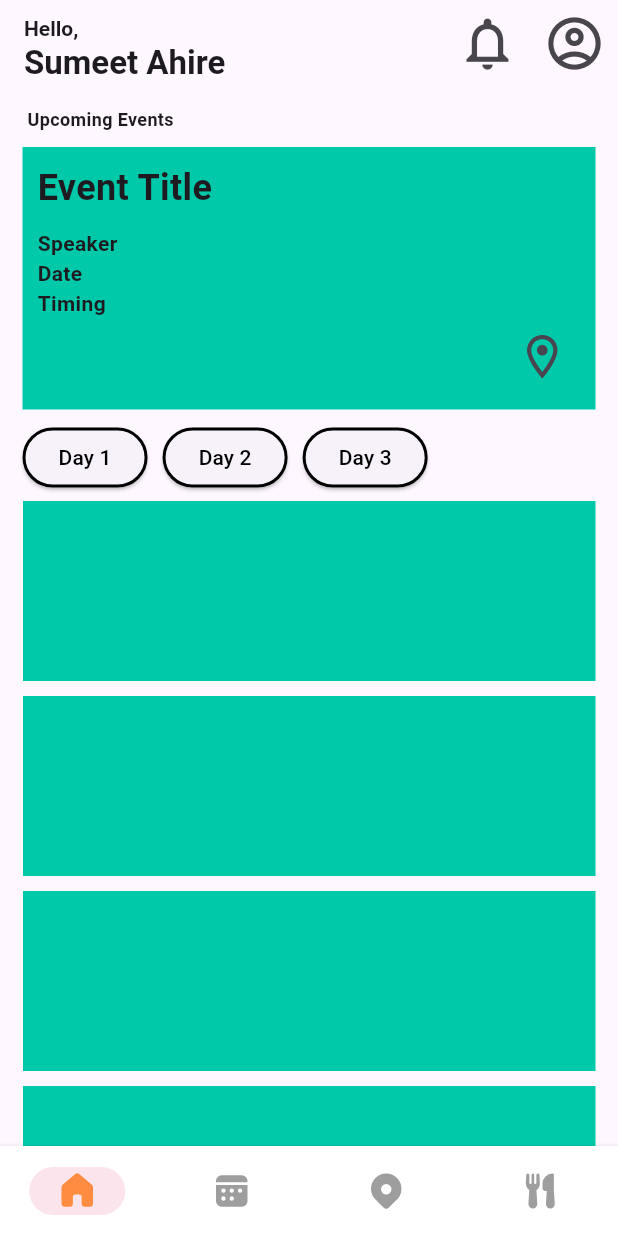
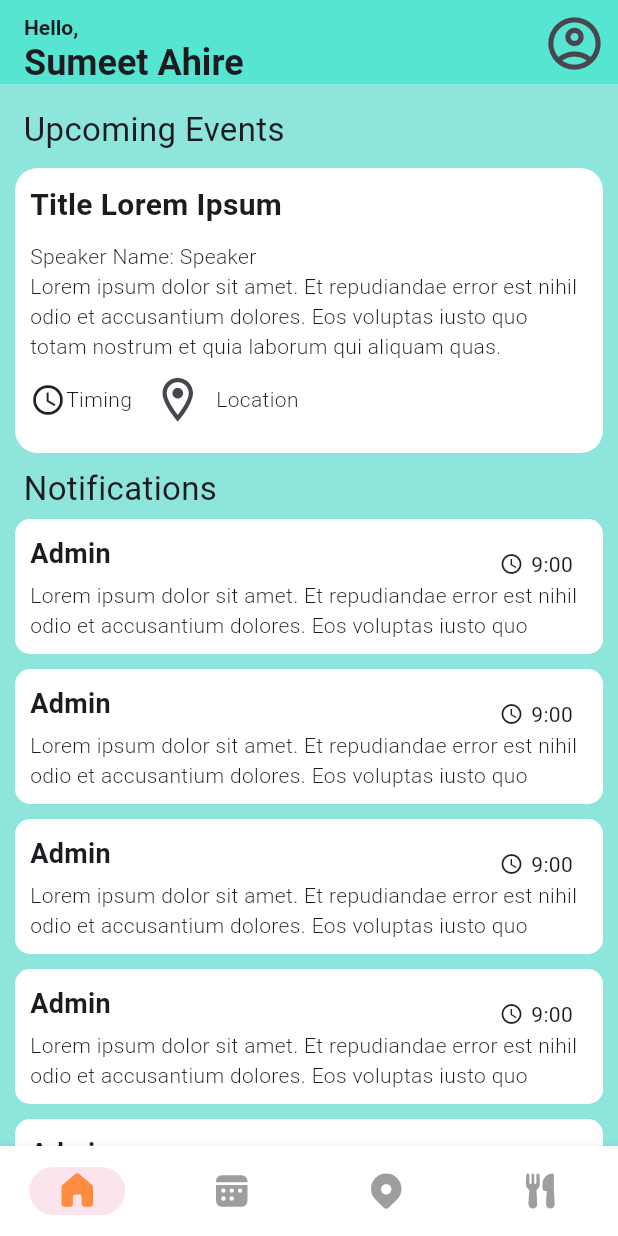
Before and after one commit to swciitg/icragee_mobile, a Flutter app: the screen it shows after launch, on a phone screen of 412 x 824 dp. Run offline on Flutter 3.47's test engine with Material 3 defaults, Android fonts, the phone set to English and light mode, and no system bars; our stand-ins replace firebase_core, firebase_messaging, fluentui_system_icons, flutter_local_notifications, go_router; accounts and stored records are empty.

Commit message:
updated the home screnn

```diff
--- a/lib/main.dart
+++ b/lib/main.dart
@@ -19,6 +19,7 @@ class MyApp extends StatelessWidget {
   @override
   Widget build(BuildContext context) {
     return MaterialApp.router(
+      debugShowCheckedModeBanner: false,
       title: 'ICRAGEE',
       routerConfig: routeConfig,
     );
--- a/lib/screens/home/home_tab.dart
+++ b/lib/screens/home/home_tab.dart
@@ -1,4 +1,5 @@
 import 'package:flutter/material.dart';
+import 'package:icragee_mobile/shared/colors.dart';
 import 'package:icragee_mobile/shared/tiles.dart';
 
 class HomeTab extends StatelessWidget {
@@ -7,7 +8,9 @@ class HomeTab extends StatelessWidget {
   @override
   Widget build(BuildContext context) {
     return Scaffold(
+      backgroundColor: const Color.fromARGB(136, 43, 213, 187),
       appBar: AppBar(
+        backgroundColor: const Color.fromARGB(128, 32, 229, 199),
         title: const Column(
           crossAxisAlignment: CrossAxisAlignment.start,
           mainAxisSize: MainAxisSize.min,
@@ -23,18 +26,18 @@ class HomeTab extends StatelessWidget {
             Text(
               "Sumeet Ahire",
               style: TextStyle(
-                fontSize: 22,
+                fontSize: 24,
                 fontWeight: FontWeight.bold,
               ),
             ),
           ],
         ),
         actions: [
-          IconButton(
+          /*IconButton(
             iconSize: 42.0,
             onPressed: () {},
             icon: const Icon(Icons.notifications_outlined),
-          ),
+          ),*/
           IconButton(
             iconSize: 42.0,
             onPressed: () {
@@ -45,67 +48,33 @@ class HomeTab extends StatelessWidget {
           ),
         ],
       ),
-      body: Padding(
-        padding: EdgeInsets.symmetric(horizontal: 15),
+      body: const Padding(
+        padding: EdgeInsets.symmetric(horizontal: 10),
         child: Column(
           crossAxisAlignment: CrossAxisAlignment.start,
           children: [
-            SizedBox(height: 15),
+            const SizedBox(height: 15),
             Text(
               " Upcoming Events",
-              style: TextStyle(fontSize: 12.0, fontWeight: FontWeight.bold),
+              style: TextStyle(fontSize: 22.0, fontWeight: FontWeight.w400),
             ),
-            SizedBox(height: 10),
+            const SizedBox(height: 10),
             MainTitle(
-              eventTitle: "Event Title",
+              eventTitle: "Title Lorem Ipsum",
               speaker: "Speaker",
               time: "Timing",
-              date: "Date",
+              location: "Location",
+              description:
+                  "Lorem ipsum dolor sit amet. Et repudiandae error est nihil odio et accusantium dolores. Eos voluptas iusto quo totam nostrum et quia laborum qui aliquam quas.",
             ),
-            SizedBox(
+            const SizedBox(
               height: 8,
             ),
-            Row(
-              children: [
-                ElevatedButton(
-                  onPressed: () {},
-                  child: Text(
-                    "Day 1",
-                    style: TextStyle(color: Colors.black),
-                  ),
-                  style: ElevatedButton.styleFrom(
-                    side: const BorderSide(width: 2.0, color: Colors.black),
-                  ),
-                ),
-                const SizedBox(
-                  width: 10,
-                ),
-                ElevatedButton(
-                  onPressed: () {},
-                  child: Text(
-                    "Day 2",
-                    style: TextStyle(color: Colors.black),
-                  ),
-                  style: ElevatedButton.styleFrom(
-                    side: const BorderSide(width: 2.0, color: Colors.black),
-                  ),
-                ),
-                const SizedBox(
-                  width: 10,
-                ),
-                ElevatedButton(
-                  onPressed: () {},
-                  child: Text(
-                    "Day 3",
-                    style: TextStyle(color: Colors.black),
-                  ),
-                  style: ElevatedButton.styleFrom(
-                    side: const BorderSide(width: 2.0, color: Colors.black),
-                  ),
-                ),
-              ],
+            Text(
+              " Notifications",
+              style: TextStyle(fontSize: 22.0, fontWeight: FontWeight.w400),
             ),
-            Expanded(child: eventile(totalEvents: 5)),
+            Expanded(child: EventTile(totalEvents: 5)),
           ],
         ),
       ),
--- a/lib/shared/colors.dart
+++ b/lib/shared/colors.dart
@@ -1,7 +1,7 @@
 import 'package:flutter/material.dart';
 
 class MyColors {
-  static const primaryColor = Color.fromRGBO(0, 201, 170, 1);
+  static const primaryColor = Color.fromRGBO(32, 229, 199, 0.54);
   static const secondaryColor = Color.fromRGBO(255, 140, 64, 1);
   static const navBarBackgroundColor = Colors.white;
 }
--- a/lib/shared/tiles.dart
+++ b/lib/shared/tiles.dart
@@ -5,21 +5,26 @@ class MainTitle extends StatelessWidget {
   final String eventTitle;
   final String speaker;
   final String time;
-  final String date;
+  final String location;
+  final String description;
 
   const MainTitle({
     super.key,
     required this.eventTitle,
     required this.speaker,
     required this.time,
-    required this.date,
+    required this.location,
+    required this.description,
   });
 
   @override
   Widget build(BuildContext context) {
     return Container(
       width: double.infinity, // Ensures the container takes full width
-      color: MyColors.primaryColor,
+      decoration: BoxDecoration(
+        color: MyColors.navBarBackgroundColor,
+        borderRadius: BorderRadius.circular(15), // Rounded corners
+      ),
       padding: const EdgeInsets.all(10.0),
       child: Column(
         crossAxisAlignment:
@@ -28,41 +33,53 @@ class MainTitle extends StatelessWidget {
           Text(
             eventTitle,
             style: const TextStyle(
-              fontSize: 24,
-              fontWeight: FontWeight.w700,
+              fontSize: 20,
+              fontWeight: FontWeight.w600,
             ),
           ),
           const SizedBox(height: 10),
           Text(
-            speaker,
+            "Speaker Name: " + speaker,
             style: const TextStyle(
               fontSize: 14,
-              fontWeight: FontWeight.w600,
+              fontWeight: FontWeight.w300,
             ),
           ),
           Text(
-            date,
+            description,
             style: const TextStyle(
               fontSize: 14,
-              fontWeight: FontWeight.w600,
-            ),
-          ),
-          Text(
-            time,
-            style: const TextStyle(
-              fontSize: 14,
-              fontWeight: FontWeight.w600,
+              fontWeight: FontWeight.w300,
             ),
           ),
 
           //const SizedBox(height: 10),
           Row(
-            mainAxisAlignment: MainAxisAlignment.end,
+            //mainAxisAlignment: MainAxisAlignment.end,
+
             children: [
+              Icon(Icons.access_time_outlined),
+              Text(
+                time,
+                style: const TextStyle(
+                  fontSize: 14,
+                  fontWeight: FontWeight.w300,
+                ),
+              ),
+              const SizedBox(
+                width: 5,
+              ),
               IconButton(
                   iconSize: 35,
                   onPressed: () {},
                   icon: Icon(Icons.location_on_outlined)),
+              Text(
+                location,
+                style: const TextStyle(
+                  fontSize: 14,
+                  fontWeight: FontWeight.w300,
+                ),
+              ),
             ],
           ),
         ],
@@ -71,27 +88,162 @@ class MainTitle extends StatelessWidget {
   }
 }
 
-class eventile extends StatelessWidget {
+class EventTile extends StatelessWidget {
   final int totalEvents;
-  const eventile({super.key, required this.totalEvents});
+  const EventTile({super.key, required this.totalEvents});
 
   @override
   Widget build(BuildContext context) {
     return ListView.builder(
       itemCount: totalEvents,
       itemBuilder: (context, index) {
-        return Container(
-          width: double.infinity,
-          height: 120,
-          color: MyColors.primaryColor,
-          padding: const EdgeInsets.all(10.0),
-          margin: const EdgeInsets.symmetric(vertical: 5.0),
-          /*child: Text(
-            'Event ${index + 1}',
-            style: const TextStyle(color: Colors.white),
-          ),*/
-        );
+        return NotificationTiles(); // Return the NotificationTiles widget
       },
     );
   }
 }
+/*
+class NotificationTiles extends StatelessWidget {
+  const NotificationTiles({super.key});
+
+  @override
+  Widget build(BuildContext context) {
+    return Container(
+      width: double.infinity,
+      height: 90,
+      decoration: BoxDecoration(
+        color: MyColors.navBarBackgroundColor,
+        borderRadius: BorderRadius.circular(10),
+      ),
+      padding: const EdgeInsets.all(10.0),
+      margin: const EdgeInsets.symmetric(vertical: 5.0),
+      child: Stack(
+        children: [
+          // Main content of the container
+          SingleChildScrollView(
+            child: Column(
+              crossAxisAlignment: CrossAxisAlignment.start,
+              children: const [
+                Text(
+                  "Admin",
+                  style: TextStyle(
+                    fontSize: 18,
+                    fontWeight: FontWeight.w700,
+                  ),
+                ),
+                SizedBox(height: 5),
+                Text(
+                  "Lorem ipsum dolor sit amet. Et repudiandae error est nihil odio et accusantium dolores. Eos voluptas iusto quo totam nostrum et quia laborum qui aliquam quas.",
+                  style: TextStyle(
+                    fontSize: 14,
+                    fontWeight: FontWeight.w300,
+                  ),
+                ),
+              ],
+            ),
+          ),
+          // Positioned icon and text at the top right
+          Positioned(
+            right: 10,
+            top: 10,
+            child: Row(
+              children: [
+                Icon(
+                  Icons.access_time_outlined,
+                  size: 16,
+                ),
+                const SizedBox(width: 5),
+                Text(
+                  '9:00',
+                  style: TextStyle(
+                    fontSize: 14,
+                  ),
+                ),
+              ],
+            ),
+          ),
+        ],
+      ),
+    );
+  }
+}*/
+
+class NotificationTiles extends StatefulWidget {
+  const NotificationTiles({super.key});
+
+  @override
+  _NotificationTilesState createState() => _NotificationTilesState();
+}
+
+class _NotificationTilesState extends State<NotificationTiles> {
+  bool _isExpanded = false;
+
+  @override
+  Widget build(BuildContext context) {
+    return GestureDetector(
+      onTap: () {
+        setState(() {
+          _isExpanded = !_isExpanded;
+        });
+      },
+      child: AnimatedContainer(
+        duration: Duration(milliseconds: 300),
+        width: double.infinity,
+        height: _isExpanded ? 140 : 90,
+        decoration: BoxDecoration(
+          color: MyColors.navBarBackgroundColor,
+          borderRadius: BorderRadius.circular(10),
+        ),
+        padding: const EdgeInsets.all(10.0),
+        margin: const EdgeInsets.symmetric(vertical: 5.0),
+        child: Stack(
+          children: [
+            // Main content of the container
+            SingleChildScrollView(
+              child: Column(
+                crossAxisAlignment: CrossAxisAlignment.start,
+                children: const [
+                  Text(
+                    "Admin",
+                    style: TextStyle(
+                      fontSize: 18,
+                      fontWeight: FontWeight.w700,
+                    ),
+                  ),
+                  SizedBox(height: 5),
+                  Text(
+                    "Lorem ipsum dolor sit amet. Et repudiandae error est nihil odio et accusantium dolores. Eos voluptas iusto quo totam nostrum et quia laborum qui aliquam quas.",
+                    style: TextStyle(
+                      fontSize: 14,
+                      fontWeight: FontWeight.w300,
+                    ),
+                  ),
+                ],
+              ),
+            ),
+            // Positioned icon and text at the top right
+            Positioned(
+              right: 10,
+              top: 10,
+              child: Row(
+                children: [
+                  Icon(
+                    Icons.access_time_outlined,
+                    size: 16,
+                  ),
+                  const SizedBox(width: 5),
+                  Text(
+                    '9:00',
+                    style: TextStyle(
+                      fontSize: 14,
+                    ),
+                  ),
+                ],
+              ),
+            ),
+          ],
+        ),
+      ),
+    );
+  }
+}
```
